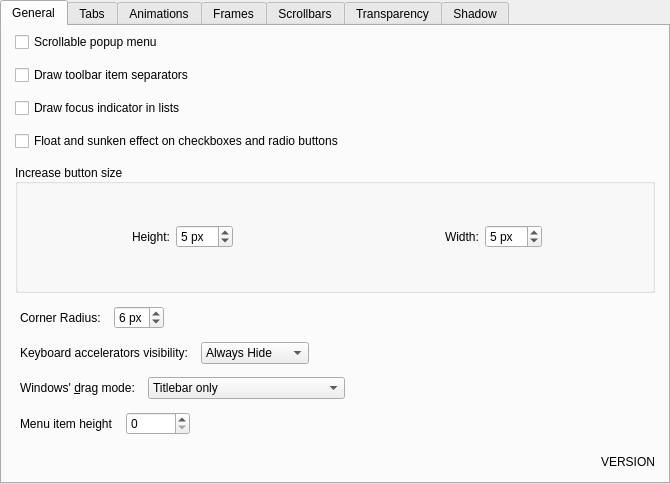
The window that kstyle/config/ui/darklystyleconfig.ui (Bali10050/Darkly) describes before a commit, drawn with Qt 5.
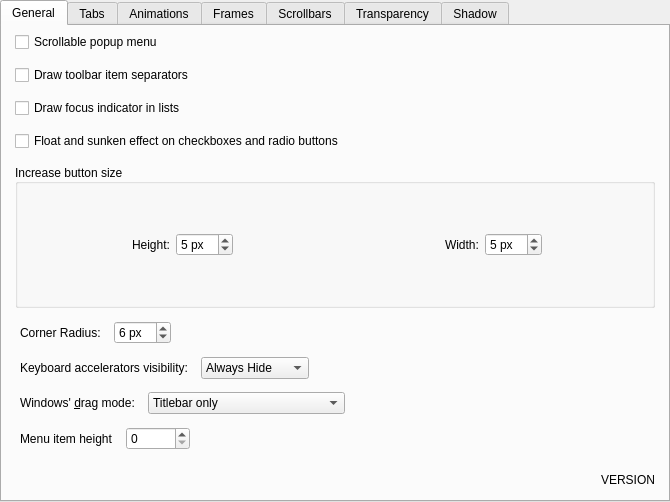
The same window after the commit. Custom widgets are drawn as their Qt base class.

Commit message: Increaseing corner radius limit, changing some defaults

```diff
--- a/kstyle/config/ui/darklystyleconfig.ui
+++ b/kstyle/config/ui/darklystyleconfig.ui
@@ -7,7 +7,7 @@
     <x>0</x>
     <y>0</y>
     <width>670</width>
-    <height>484</height>
+    <height>502</height>
    </rect>
   </property>
   <property name="sizePolicy">
@@ -125,7 +125,7 @@
             <number>1</number>
            </property>
            <property name="maximum">
-            <number>8</number>
+            <number>16</number>
            </property>
            <property name="value">
             <number>6</number>
```
The commit also changes 1 other file.
